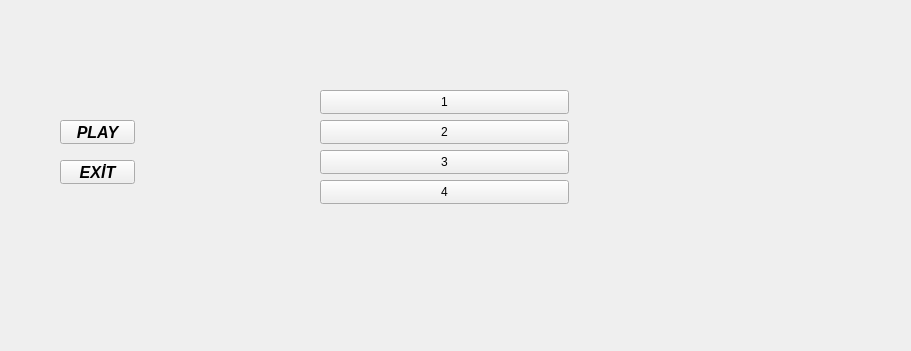
This is gamemenu.ui in BerkeKbskl/BattleSim as Qt 5 draws it before an edit; both pictures show x 0 to 911 and y 90 to 441 of the 1500 by 800 pixel window. The edited form follows.
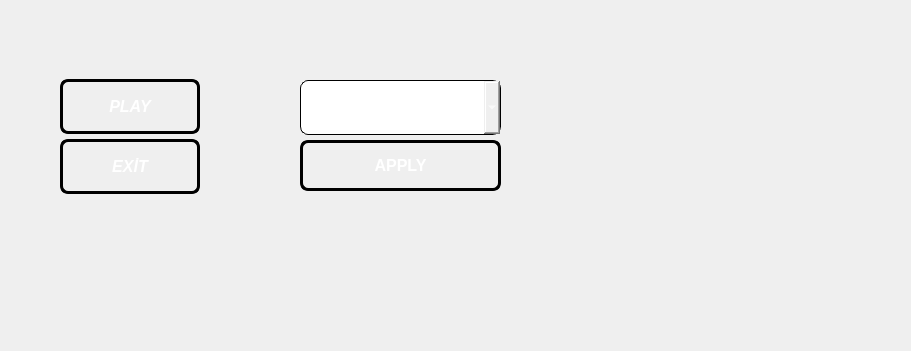
This is the edited form. Icons and pictures are not drawn.

Commit message: +redesigned:resultwidget, gamemenu, scenario +added:pause screen / some functional requirements

Diff of the .ui file:
```diff
--- a/gamemenu.ui
+++ b/gamemenu.ui
@@ -16,6 +16,23 @@
   <property name="windowTitle">
    <string>GameMenu</string>
   </property>
+  <property name="styleSheet">
+   <string notr="true">QPushButton:!pressed{background: qlineargradient(x1:0, y1:0, x2:0, y2:1,
+    stop:0 rgb(100,100,100), stop:1 rgb(255,255,255));
+color: #ffffff;
+border: 3px solid rgb(0,0,0); 
+border-radius: 8px; 
+}
+QPushButton:hover {
+ background: qlineargradient(x1:0, y1:0, x2:0, y2:1,
+    stop:0 rgb(50,50,50), stop:1 rgb(255,255,255));
+color: #ffffff;
+border: 3px solid rgb(0,0,0); 
+border-radius: 8px; 
+}
+
+</string>
+  </property>
   <widget class="QWidget" name="centralwidget">
    <property name="sizePolicy">
     <sizepolicy hsizetype="Expanding" vsizetype="Expanding">
@@ -26,126 +43,22 @@
    <property name="styleSheet">
     <string notr="true">#centralwidget{border-image: url(:/new/prefix1/images/gameMenu.jpg);}</string>
    </property>
-   <widget class="QWidget" name="scWidget" native="true">
-    <property name="geometry">
-     <rect>
-      <x>320</x>
-      <y>180</y>
-      <width>251</width>
-      <height>121</height>
-     </rect>
-    </property>
-    <widget class="QPushButton" name="sc4">
-     <property name="enabled">
-      <bool>true</bool>
-     </property>
-     <property name="geometry">
-      <rect>
-       <x>0</x>
-       <y>90</y>
-       <width>249</width>
-       <height>24</height>
-      </rect>
-     </property>
-     <property name="toolTip">
-      <string/>
-     </property>
-     <property name="inputMethodHints">
-      <set>Qt::ImhNone</set>
-     </property>
-     <property name="text">
-      <string>4</string>
-     </property>
-    </widget>
-    <widget class="QPushButton" name="sc3">
-     <property name="enabled">
-      <bool>true</bool>
-     </property>
-     <property name="geometry">
-      <rect>
-       <x>0</x>
-       <y>60</y>
-       <width>249</width>
-       <height>24</height>
-      </rect>
-     </property>
-     <property name="focusPolicy">
-      <enum>Qt::StrongFocus</enum>
-     </property>
-     <property name="toolTip">
-      <string/>
-     </property>
-     <property name="inputMethodHints">
-      <set>Qt::ImhNone</set>
-     </property>
-     <property name="text">
-      <string>3</string>
-     </property>
-    </widget>
-    <widget class="QPushButton" name="sc2">
-     <property name="enabled">
-      <bool>true</bool>
-     </property>
-     <property name="geometry">
-      <rect>
-       <x>0</x>
-       <y>30</y>
-       <width>249</width>
-       <height>24</height>
-      </rect>
-     </property>
-     <property name="toolTip">
-      <string/>
-     </property>
-     <property name="inputMethodHints">
-      <set>Qt::ImhNone</set>
-     </property>
-     <property name="text">
-      <string>2</string>
-     </property>
-    </widget>
-    <widget class="QPushButton" name="sc1">
-     <property name="enabled">
-      <bool>true</bool>
-     </property>
-     <property name="geometry">
-      <rect>
-       <x>0</x>
-       <y>0</y>
-       <width>249</width>
-       <height>24</height>
-      </rect>
-     </property>
-     <property name="focusPolicy">
-      <enum>Qt::StrongFocus</enum>
-     </property>
-     <property name="toolTip">
-      <string/>
-     </property>
-     <property name="inputMethodHints">
-      <set>Qt::ImhNone</set>
-     </property>
-     <property name="text">
-      <string>1</string>
-     </property>
-    </widget>
-   </widget>
    <widget class="QWidget" name="menuWidget" native="true">
     <property name="geometry">
      <rect>
       <x>40</x>
-      <y>200</y>
-      <width>120</width>
-      <height>80</height>
+      <y>159</y>
+      <width>191</width>
+      <height>141</height>
      </rect>
     </property>
     <widget class="QPushButton" name="exitButton">
      <property name="geometry">
       <rect>
        <x>20</x>
-       <y>50</y>
-       <width>75</width>
-       <height>24</height>
+       <y>70</y>
+       <width>140</width>
+       <height>55</height>
       </rect>
      </property>
      <property name="font">
@@ -155,6 +68,9 @@
        <bold>true</bold>
       </font>
      </property>
+     <property name="styleSheet">
+      <string notr="true"/>
+     </property>
      <property name="text">
       <string>EXİT</string>
      </property>
@@ -164,8 +80,8 @@
       <rect>
        <x>20</x>
        <y>10</y>
-       <width>75</width>
-       <height>24</height>
+       <width>140</width>
+       <height>55</height>
       </rect>
      </property>
      <property name="font">
@@ -183,6 +99,111 @@
      </property>
     </widget>
    </widget>
+   <widget class="QFrame" name="frame">
+    <property name="geometry">
+     <rect>
+      <x>280</x>
+      <y>150</y>
+      <width>241</width>
+      <height>151</height>
+     </rect>
+    </property>
+    <property name="frameShape">
+     <enum>QFrame::Box</enum>
+    </property>
+    <property name="frameShadow">
+     <enum>QFrame::Raised</enum>
+    </property>
+    <property name="lineWidth">
+     <number>0</number>
+    </property>
+    <widget class="QPushButton" name="applyScenario">
+     <property name="geometry">
+      <rect>
+       <x>20</x>
+       <y>80</y>
+       <width>201</width>
+       <height>51</height>
+      </rect>
+     </property>
+     <property name="font">
+      <font>
+       <pointsize>12</pointsize>
+       <bold>true</bold>
+      </font>
+     </property>
+     <property name="styleSheet">
+      <string notr="true"/>
+     </property>
+     <property name="text">
+      <string>APPLY</string>
+     </property>
+    </widget>
+    <widget class="QComboBox" name="comboBox">
+     <property name="geometry">
+      <rect>
+       <x>20</x>
+       <y>20</y>
+       <width>201</width>
+       <height>55</height>
+      </rect>
+     </property>
+     <property name="layoutDirection">
+      <enum>Qt::LeftToRight</enum>
+     </property>
+     <property name="styleSheet">
+      <string notr="true">background: qlineargradient(x1:0, y1:0, x2:0, y2:1,
+    stop:0 rgb(100,100,100), stop:1 rgb(255,255,255));
+color: #ffffff;
+border: 1px solid rgb(0,0,0); 
+border-radius: 8px; 
+
+
+</string>
+     </property>
+     <property name="sizeAdjustPolicy">
+      <enum>QComboBox::AdjustToContentsOnFirstShow</enum>
+     </property>
+     <item>
+      <property name="text">
+       <string>Select~Scenario</string>
+      </property>
+     </item>
+     <item>
+      <property name="text">
+       <string>sc1</string>
+      </property>
+     </item>
+     <item>
+      <property name="text">
+       <string>sc2</string>
+      </property>
+     </item>
+     <item>
+      <property name="text">
+       <string>sc3</string>
+      </property>
+     </item>
+     <item>
+      <property name="text">
+       <string>sc4</string>
+      </property>
+     </item>
+    </widget>
+   </widget>
+   <widget class="QLabel" name="scenarioImage">
+    <property name="geometry">
+     <rect>
+      <x>560</x>
+      <y>170</y>
+      <width>231</width>
+      <height>211</height>
+     </rect>
+    </property>
+    <property name="text">
+     <string/>
+    </property>
+   </widget>
   </widget>
   <widget class="QMenuBar" name="menubar">
    <property name="geometry">
```
Left out of the diff: 5 changed lines with no effect on the pictures. The commit also changes 20 other files.
